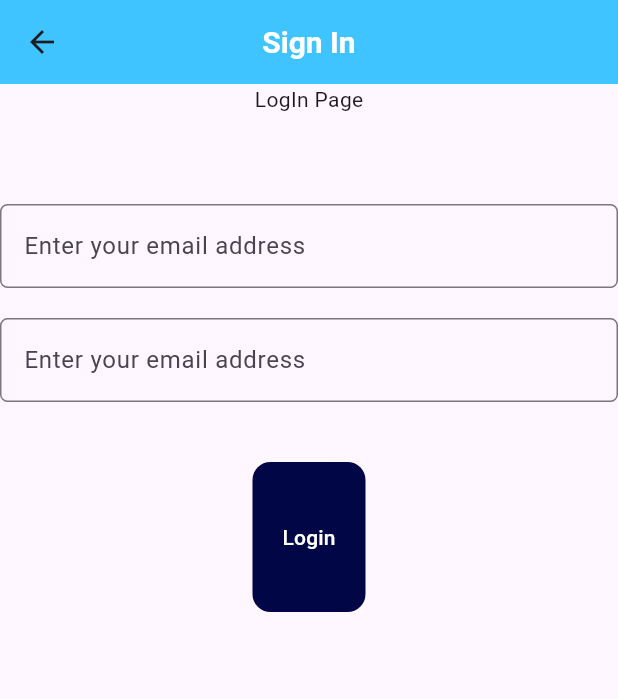
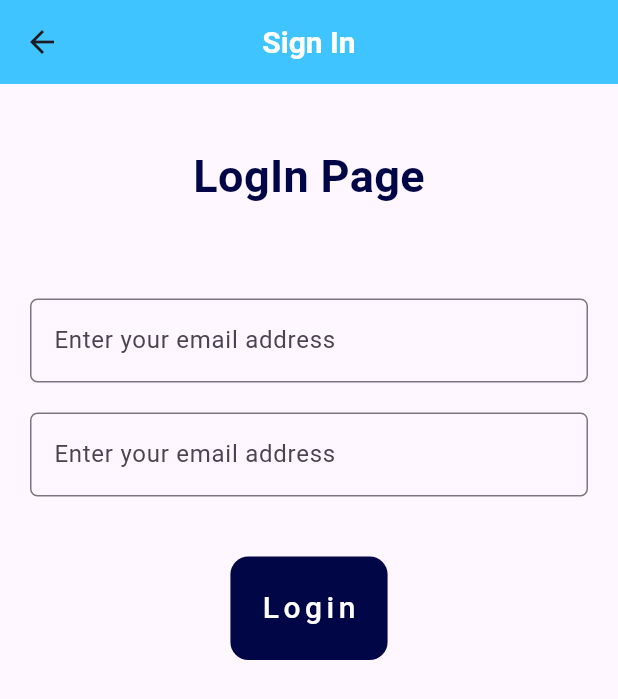
Before and after one commit to ukpongjoseph/DigiKlone, a Flutter app: the screen it shows after launch, after a tap on "Sign In", on a phone screen of 412 x 824 dp. Shown: the top 699 px of the screen. Run offline on Flutter 3.47's test engine with Material 3 defaults, Android fonts, the phone set to English and light mode, and no system bars.

Commit message:
Added login functionality

```diff
--- a/lib/main.dart
+++ b/lib/main.dart
@@ -4,6 +4,7 @@ import 'package:second_flutter/pages/home_page.dart';
 import 'package:second_flutter/pages/landing_page.dart';
 import 'package:second_flutter/pages/sign_in.dart';
 import 'package:second_flutter/pages/sign_up.dart';
+import 'package:second_flutter/providers/auth_login_provider.dart';
 import 'package:second_flutter/providers/auth_provider.dart';
 
 // This the root of the application. The main method is the entry point ofthe flutter application
@@ -11,8 +12,11 @@ void main() {
   // We call the runApp method to run the application but we wrap it around a changeNotifier to ensure state management which will ensure data is accessible across the entire app
   runApp(
     // The ChangeNotifierProvider is used to wrap the entire app so that the global state is accessible through out the widget tree. It takes a create method and a child, this child is the root of the entire application which is the MyApp Widget. The create method is used to create an instance of the Provider Class which holds the global state
-    ChangeNotifierProvider(
-      create: (context)=>AuthProvider(),
+    MultiProvider(
+      providers: [
+        ChangeNotifierProvider(create: (context)=>AuthProvider()),
+        ChangeNotifierProvider(create: (context)=>AuthloginProvider())
+      ],
       child: MyApp(),
     )
   );
--- a/lib/pages/sign_in.dart
+++ b/lib/pages/sign_in.dart
@@ -1,6 +1,10 @@
 import 'dart:convert';
 
 import 'package:flutter/material.dart';
+import 'package:provider/provider.dart';
+import 'package:second_flutter/authServices/login.dart';
+import 'package:second_flutter/pages/landing_page.dart';
+import 'package:second_flutter/providers/auth_login_provider.dart';
 
 class SignIn extends StatefulWidget {
   const SignIn({super.key});
@@ -13,15 +17,35 @@ class _SignInState extends State<SignIn> {
   final _formKey = GlobalKey<FormState>();
   final _email = TextEditingController();
   final _password = TextEditingController();
-  dynamic handleLogin()async{
+  static const snackDemo = SnackBar(
+    content: Text(
+      "Error Signing Up",
+      style: TextStyle(
+        color: Colors.white
+      ),
+    ),
+    backgroundColor: Color.fromARGB(255, 1, 8, 80),
+    padding: EdgeInsets.symmetric(vertical: 10.0, horizontal: 40.0),
+    behavior: SnackBarBehavior.floating,
+    // setting a timer for the snackBar
+    duration: Duration(seconds: 2),
+  );
+  void handleLogin()async{
     late String data;
     data = jsonEncode({
       "email" : _email,
       "password" : _password
     });
     if(_formKey.currentState!.validate()){
-
-
+      final loginResponse = await LoginService().login(data);
+      if(!mounted)return;
+      if(loginResponse["success"] == true){
+        Provider.of<AuthloginProvider>(context, listen: false).updateLoggenInUserDetails(loginResponse["body"]);
+        _formKey.currentState!.reset();
+        Navigator.pushReplacement(context, MaterialPageRoute(builder: (context)=>LandingPage()));
+      }else{
+        ScaffoldMessenger.of(context).showSnackBar(snackDemo);
+      }
     }
   }
   @override
@@ -42,9 +66,21 @@ class _SignInState extends State<SignIn> {
           ),
         centerTitle: true,
       ),
-      body: Column(
+      body: Padding(
+        padding: const EdgeInsets.all(20.0),
+        child: Column(
           children: [
-          Text("LogIn Page"),
+            Padding(
+              padding: EdgeInsetsGeometry.fromLTRB(30.0, 10.0, 30.0, 10.0)
+            ),
+            Text(
+              "LogIn Page",
+              style: TextStyle(
+                color: const Color.fromARGB(255, 0, 6, 70),
+                fontWeight: FontWeight.bold,
+                fontSize: 30.0
+              ),
+            ),
             SizedBox(height: 60.0),
             Form(
               key: _formKey,
@@ -71,6 +107,7 @@ class _SignInState extends State<SignIn> {
                   ),
                   SizedBox(height: 20.0),
                   TextFormField(
+                    obscureText: true,
                     controller: _password,
                     decoration: InputDecoration(
                       hintText: "Email",
@@ -91,24 +128,35 @@ class _SignInState extends State<SignIn> {
                   ),
                   SizedBox(height: 40.0),
                   FilledButton(
-                  onPressed: (){},
+                    onPressed: (){
+                      handleLogin();
+                    },
                     style: ElevatedButton.styleFrom(
                       backgroundColor: const Color.fromARGB(255, 0, 6, 70),
                       padding: EdgeInsets.symmetric(
-                      vertical: 40.0,
+                        vertical: 20.0,
                         horizontal: 20.0
                       ),
                       shape: RoundedRectangleBorder(
                         borderRadius: BorderRadius.circular(12.0)
                       )
                     ),
-                  child: Text("Login")
+                    child: Text(
+                      "Login",
+                      style: TextStyle(
+                        fontSize: 20.0,
+                        letterSpacing: 3.0
+
+                      ),
+
+                    )
                   )
                 ],
               )
             )
           ],
         ),
+      ),
     );
   }
 }
--- a/lib/providers/auth_login_provider.dart
+++ b/lib/providers/auth_login_provider.dart
@@ -7,6 +7,10 @@ class AuthloginProvider extends ChangeNotifier {
   late String _lastName;
   late String _role;
   late String _token;
+  late String _profilePic;
+  late String _bio;
+  late String _phoneNumber;
+  late String _userId;
 
 // getter functions to fetch or get these variables in any widget needed
   String getEmail()=>_email;
@@ -14,13 +18,21 @@ class AuthloginProvider extends ChangeNotifier {
   String getLName()=>_lastName;
   String getRole()=>_role;
   String getToken()=>_token;
+  String getBio()=>_bio;
+  String getPhoneNumber()=>_phoneNumber;
+  String getProfilePic()=>_profilePic;
+  String getUserId()=>_userId;
 
-    void updateUserDetails(Map<String, dynamic> userData){
+    void updateLoggenInUserDetails(Map<String, dynamic> userData){
     _firstName = (userData["firstName"]);
     _lastName = (userData["lastName"]);
     _email = (userData["email"]);
     _role = (userData["role"]);
     _token = (userData["token"]);
+    _bio = (userData["bio"]);
+    _phoneNumber = (userData["phoneNumber"]);
+    _profilePic = (userData["profilePic"]);
+    _userId = (userData["userId"]);
     notifyListeners();
   }
 }
```
Also changed, not shown: lib/authServices/login.dart (+30 -0 lines). Lines whose indentation alone changed are shown as unchanged.
